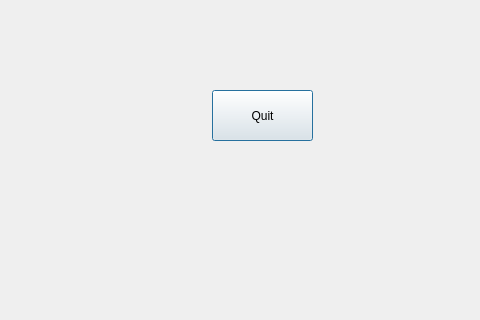
SahibAlMowt/Monopoly, file exp/gamewidget.ui: the form before one commit; both pictures show x 618 to 1098 and y 0 to 320 of the 1098 by 607 pixel window.
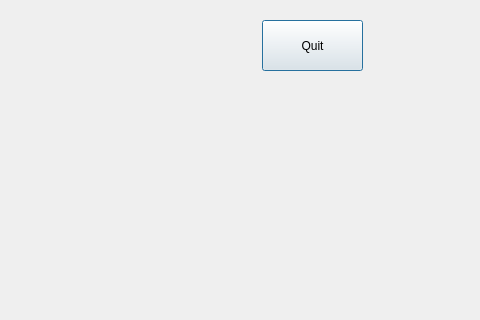
The form after the commit.

Patch:
```diff
--- a/exp/gamewidget.ui
+++ b/exp/gamewidget.ui
@@ -10,14 +10,20 @@
     <height>607</height>
    </rect>
   </property>
+  <property name="maximumSize">
+   <size>
+    <width>1098</width>
+    <height>607</height>
+   </size>
+  </property>
   <property name="windowTitle">
    <string>Dialog</string>
   </property>
   <widget class="QPushButton" name="quit_button">
    <property name="geometry">
     <rect>
-     <x>830</x>
-     <y>90</y>
+     <x>880</x>
+     <y>20</y>
      <width>101</width>
      <height>51</height>
     </rect>
```
Left out of the diff: 4 changed lines with no effect on the pictures.
